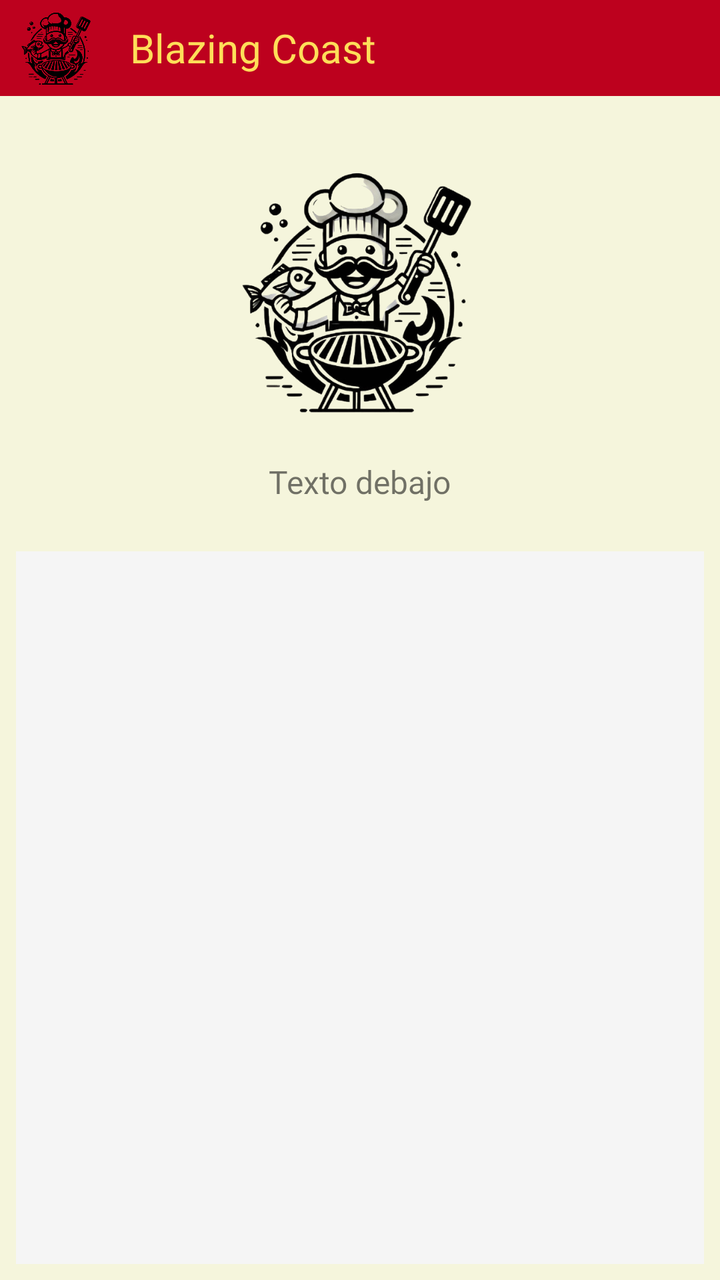
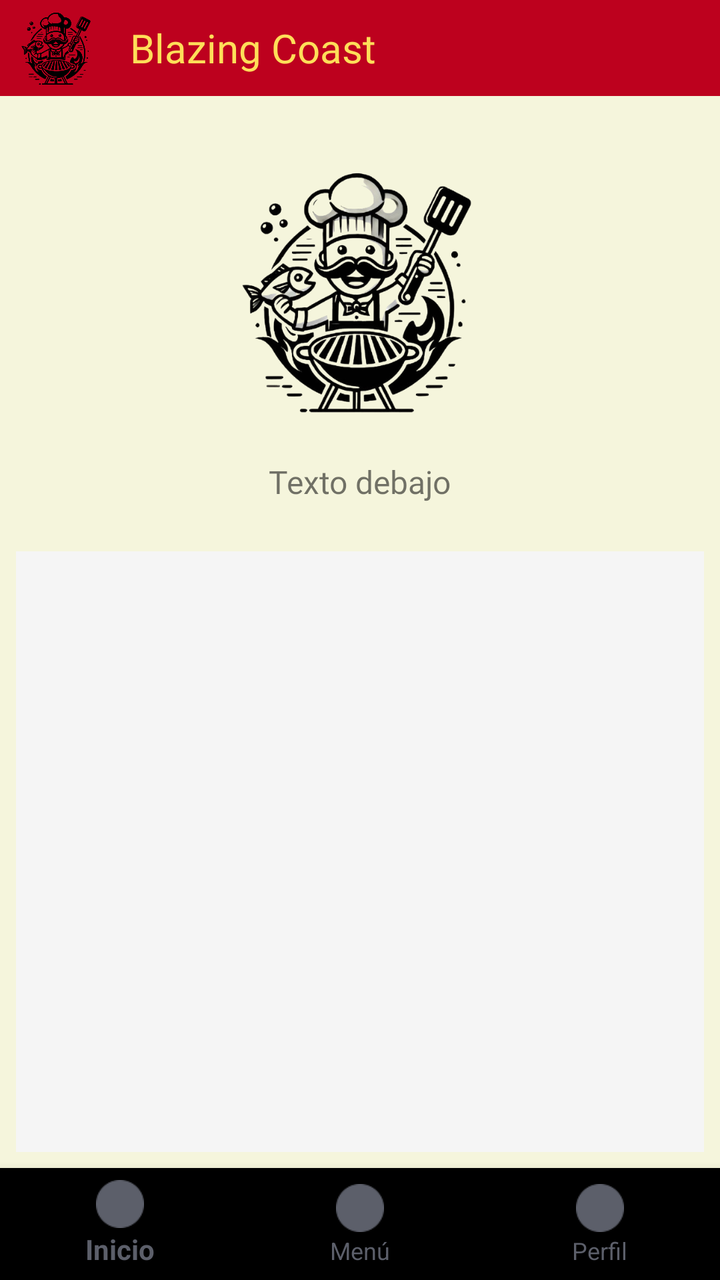

An Android layout rendered at two revisions. The XML below is the earlier revision; the diff shows what the commit changed to produce the second picture.
<!-- AndroidManifest.xml: application theme Theme.Practica_04 -->
<!-- res/layout/activity_3_menu_mesas.xml -->
<?xml version="1.0" encoding="utf-8"?>
<LinearLayout xmlns:android="http://schemas.android.com/apk/res/android"
    android:layout_width="match_parent"
    android:layout_height="match_parent"
    android:orientation="vertical"
    android:background="@color/beige_background"
    android:gravity="center_horizontal">

    <include
        layout="@layout/componente_barra"/>

    <include
        android:id="@+id/textMenuMesas"
        layout="@layout/componente_imagen_logo"/>

    <androidx.recyclerview.widget.RecyclerView
        android:id="@+id/recyclerMesas"
        android:layout_width="match_parent"
        android:layout_height="0dp"
        android:layout_weight="1"
        android:layout_margin="8dp"
        android:background="#F5F5F5"
        android:layout_gravity="center_vertical"/>
</LinearLayout>
<!-- res/layout/componente_barra.xml (included above) -->
<?xml version="1.0" encoding="utf-8"?>
<LinearLayout xmlns:android="http://schemas.android.com/apk/res/android"
    android:layout_width="match_parent"
    android:layout_height="wrap_content"
    android:background="@color/red_background"
    android:paddingStart="8dp"
    android:paddingEnd="8dp"
    android:paddingTop="4dp"
    android:paddingBottom="4dp"
    android:orientation="horizontal"
    android:layout_marginBottom="30dp"
    android:gravity="center_vertical">

    <ImageView
        android:id="@+id/logo"
        android:layout_width="0dp"
        android:layout_height="40dp"
        android:src="@drawable/logo"
        android:contentDescription="Logo"
        android:scaleType="centerCrop"
        android:layout_marginEnd="16dp"
        android:layout_weight="1" />

    <TextView
        android:id="@+id/nameLogo"
        android:layout_width="0dp"
        android:layout_height="wrap_content"
        android:text="Blazing Coast"
        android:textSize="20sp"
        android:fontFamily="@font/encodesans_bold"
        android:textColor="#FFDE59"
        android:layout_weight="7" />

</LinearLayout>
<!-- res/layout/componente_imagen_logo.xml (included above) -->
<?xml version="1.0" encoding="utf-8"?>
<LinearLayout xmlns:android="http://schemas.android.com/apk/res/android"
    android:layout_width="wrap_content"
    android:layout_height="wrap_content"
    android:orientation="vertical"
    android:gravity="center_horizontal">

    <ImageView
        android:id="@+id/logo"
        android:layout_width="136dp"
        android:layout_height="136dp"
        android:src="@drawable/logo2"
        android:contentDescription="Imagen personalizada"
        android:layout_marginBottom="16dp"/>

    <TextView
        android:id="@+id/texto"
        android:layout_width="wrap_content"
        android:layout_height="wrap_content"
        android:text="Texto debajo"
        android:textSize="16sp"
        android:fontFamily="@font/inter_semibold"
        android:layout_marginBottom="16dp"/>
</LinearLayout>
<!-- resources referenced by this layout -->
<resources>
  <color name="beige_background">#F5F5DC</color>
  <color name="red_background">#BD011E</color>
  <!-- drawable logo: png bitmap (drawable, 78199 bytes) -->
  <!-- drawable logo2: png bitmap (drawable, 216596 bytes) -->
  <style name="Theme.Practica_04" parent="Theme.AppCompat.Light.NoActionBar" />
</resources>

<!-- the commit's change to res/layout/activity_3_menu_mesas.xml (unified diff, before → after) -->
@@ -2,8 +2,10 @@
 <LinearLayout xmlns:android="http://schemas.android.com/apk/res/android"
     android:layout_width="match_parent"
     android:layout_height="match_parent"
+    xmlns:app="http://schemas.android.com/apk/res-auto"
     android:orientation="vertical"
     android:background="@color/beige_background"
+    android:fitsSystemWindows="true"
     android:gravity="center_horizontal">
 
     <include
@@ -21,6 +23,17 @@
         android:layout_margin="8dp"
         android:background="#F5F5F5"
         android:layout_gravity="center_vertical"/>
+
+    <com.google.android.material.bottomnavigation.BottomNavigationView
+        android:id="@+id/bottomNav"
+        android:layout_width="match_parent"
+        android:layout_height="wrap_content"
+        android:background="@color/black"
+        app:menu="@menu/menu_navigation"
+        app:itemIconTint="@color/gray_background"
+        app:itemTextColor="@color/gray_background"/>
+
+
 </LinearLayout>
 <!-- res/layout/componente_barra.xml (included above) -->
 <?xml version="1.0" encoding="utf-8"?>
<!-- resource entries referenced after the edit -->
@@ -1,9 +1,13 @@
 <!-- resources referenced by this layout -->
 <resources>
   <color name="beige_background">#F5F5DC</color>
+  <color name="black">#FF000000</color>
+  <color name="gray_background">#5C5F6A</color>
   <color name="red_background">#BD011E</color>
   <!-- drawable logo: png bitmap (drawable, 78199 bytes) -->
   <!-- drawable logo2: png bitmap (drawable, 216596 bytes) -->
-  <style name="Theme.Practica_04" parent="Theme.AppCompat.Light.NoActionBar" />
+  <style name="Theme.Practica_04" parent="Theme.AppCompat.Light.NoActionBar">
+          <item name="android:windowTranslucentStatus">true</item>
+      </style>
 </resources>
 
